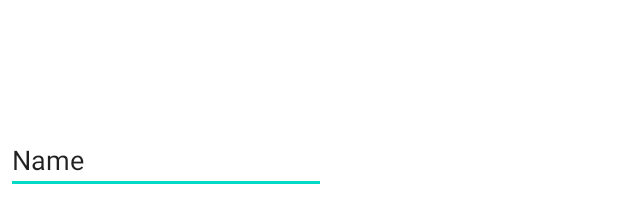
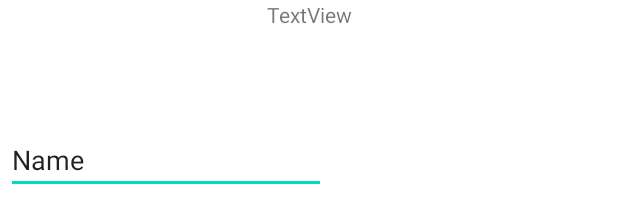
Before and after one commit to GeorgeAndzhich/PocketLibrary, an Android app: the layout activity_main.xml on its own in the app's theme, with its tools: preview values and no code run, on a phone screen of 412 x 824 dp. Shown: the top 198 px of the screen. Run offline under Robolectric (Android 15) with nearby library versions, the phone set to English and light mode, and no system bars.

```diff
--- a/app/src/main/res/layout/activity_main.xml
+++ b/app/src/main/res/layout/activity_main.xml
@@ -38,4 +38,13 @@
         app:layout_constraintStart_toEndOf="@+id/editTextTextPersonName"
         app:layout_constraintTop_toTopOf="parent" />
 
+    <TextView
+        android:id="@+id/textView"
+        android:layout_width="wrap_content"
+        android:layout_height="wrap_content"
+        android:text="TextView"
+        app:layout_constraintEnd_toEndOf="parent"
+        app:layout_constraintStart_toStartOf="parent"
+        tools:layout_editor_absoluteY="324dp" />
+
 </androidx.constraintlayout.widget.ConstraintLayout>
```
Also changed, not shown: app/src/main/java/com/example/pocketlibrary/MainActivity.kt (+26 -8 lines).
